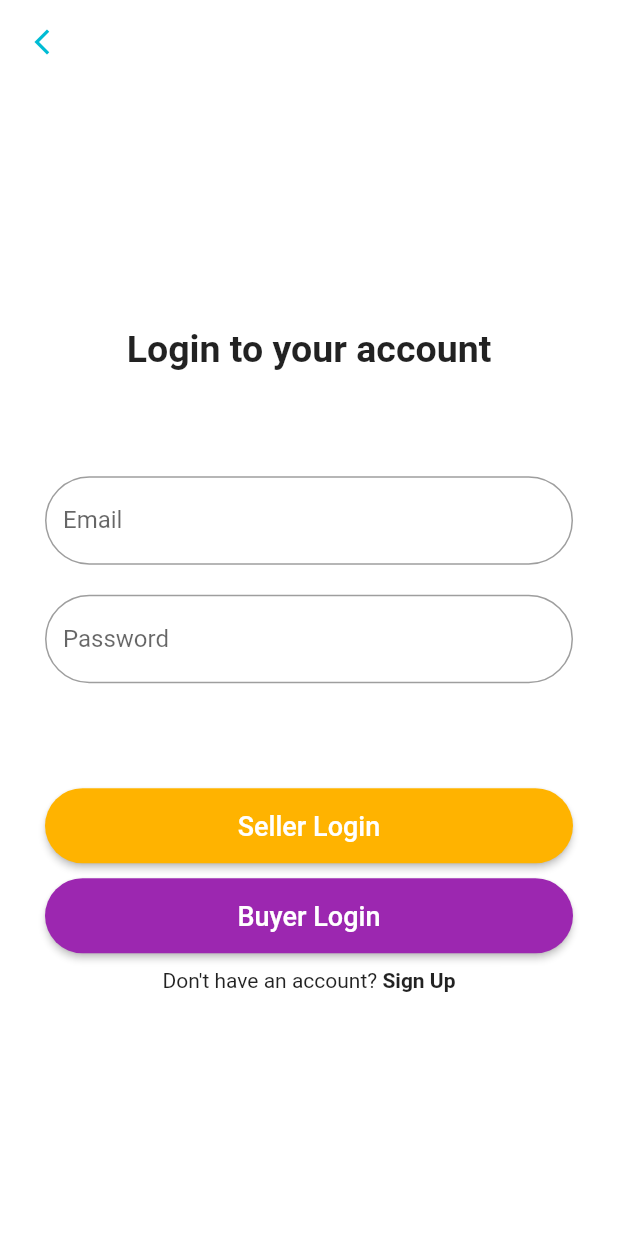
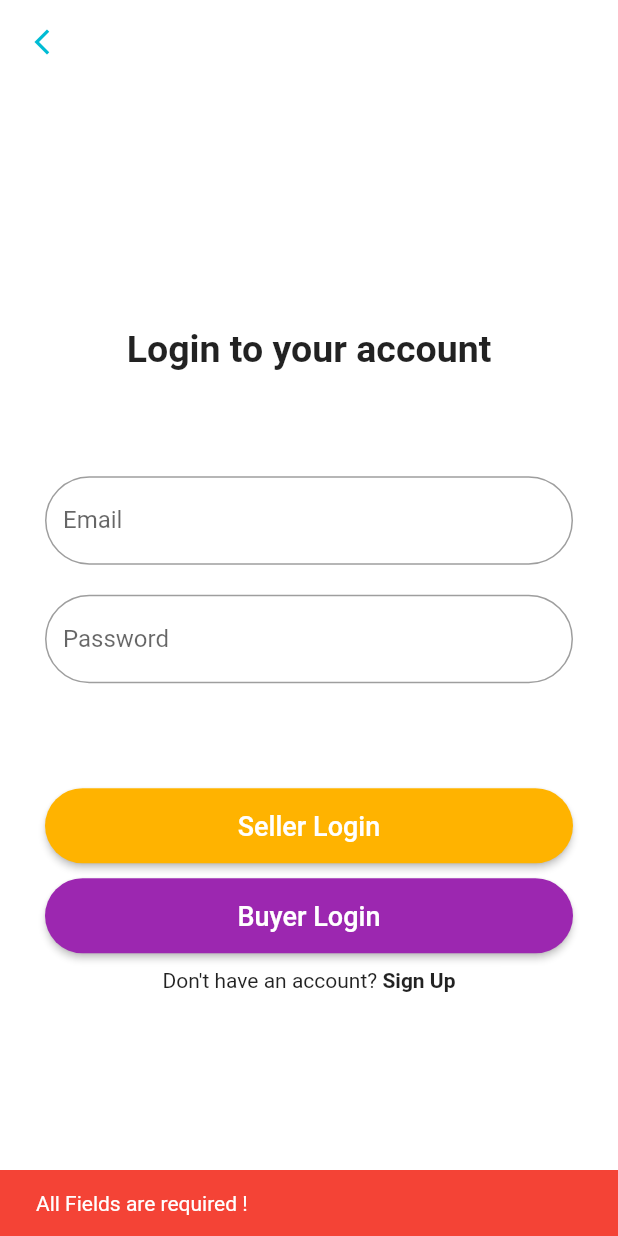
Before and after one commit to pkoley06/scaffoldzoid_inc, a Flutter app: the LogInScreen screen opened directly, after a tap on "Buyer Login", on a phone screen of 412 x 824 dp. Run offline on Flutter 3.47's test engine with Material 2 defaults, Android fonts, the phone set to English and light mode, and no system bars; our stand-ins replace cloud_firestore, firebase_auth, firebase_core; accounts and stored records are empty; network calls fail.

Commit message:
lots of changes made

```diff
--- a/lib/screens/registration/login.dart
+++ b/lib/screens/registration/login.dart
@@ -1,4 +1,6 @@
 import 'package:flutter/material.dart';
+import 'package:scaffoldzoid_inc/screens/dashboard/buyer/buyer_home.dart';
+import 'package:scaffoldzoid_inc/service/auth_service.dart';
 import 'package:scaffoldzoid_inc/utils/widget/navigator.dart';
 
 class LogInScreen extends StatefulWidget {
@@ -10,7 +12,7 @@ class LogInScreen extends StatefulWidget {
 
 class _LogInScreenState extends State<LogInScreen> {
   TextEditingController emailController = TextEditingController();
-  TextEditingController passwordcontroller = TextEditingController();
+  TextEditingController passwordController = TextEditingController();
 
   @override
   Widget build(BuildContext context) {
@@ -63,7 +65,7 @@ class _LogInScreenState extends State<LogInScreen> {
                       height: 20,
                     ),
                     TextFormField(
-                      controller: passwordcontroller,
+                      controller: passwordController,
                       obscureText: true,
                       decoration: InputDecoration(
                           label: Text("Password"),
@@ -111,7 +113,20 @@ class _LogInScreenState extends State<LogInScreen> {
                       backgroundColor: Colors.purple,
                       shape: RoundedRectangleBorder(
                           borderRadius: BorderRadius.circular(50))),
-                  onPressed: () {},
+                  onPressed: () async {
+                    if (emailController.text == "" ||
+                        passwordController.text == "") {
+                      ScaffoldMessenger.of(context).showSnackBar(const SnackBar(
+                        content: Text("All Fields are required !"),
+                        backgroundColor: Colors.red,
+                      ));
+                    }
+                    final result = await AuthService().logInUser(
+                        emailController.text, passwordController.text, context);
+                    if (result != null) {
+                      navigatorScreenRemove(context, BuyerHome());
+                    }
+                  },
                   child: const Text(
                     "Buyer Login",
                     style: TextStyle(fontSize: 18),
```
Also changed, not shown: lib/screens/registration/signup.dart (+17 -4 lines).
